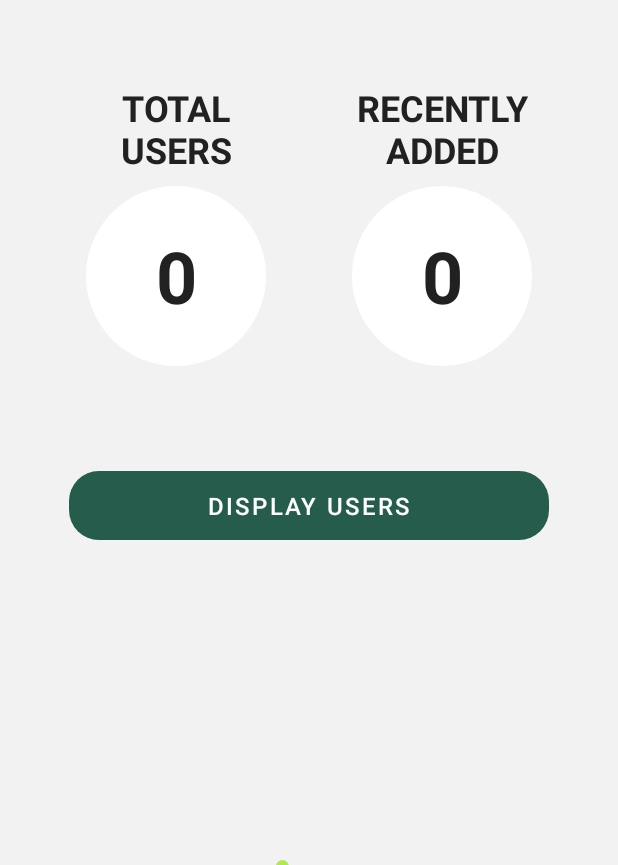
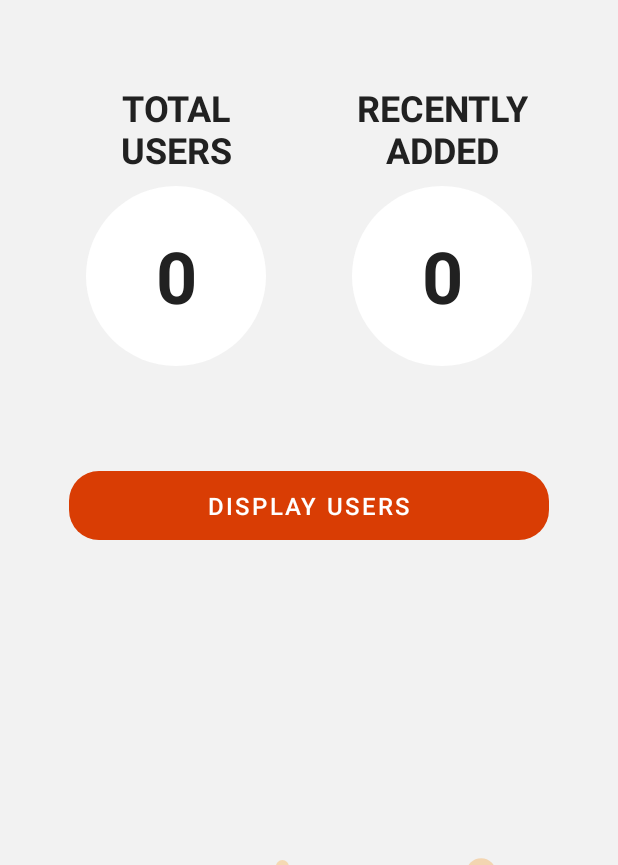
Before and after one commit to DavidZvonaruv5/AndroidApp, an Android app: the screen it shows after launch (MainActivity), on a phone screen of 412 x 824 dp, the part 371-1236 px from its top. Run offline under Robolectric (Android 15) with nearby library versions, the phone set to English and light mode, and no system bars; our stand-ins replace Room's generated code.

```diff
--- a/app/src/main/java/com/example/hometask/ui/DataFlowAnimationView.java
+++ b/app/src/main/java/com/example/hometask/ui/DataFlowAnimationView.java
@@ -20,6 +20,7 @@ import java.util.Random;
  */
 public class DataFlowAnimationView extends View {
 
+    private static final int BASE_COLOR = 0xFFF28705;
     private List<Particle> particles;
     private Paint paint;
     private Random random;
@@ -77,9 +78,15 @@ public class DataFlowAnimationView extends View {
         float y = height + random.nextFloat() * height; // Start below the screen
         float speed = 2f + random.nextFloat() * 2f;
         float size = 5f + random.nextFloat() * 10f;
-        // Generate shades of green
-        int color = Color.argb(150 + random.nextInt(105),
-                100 + random.nextInt(55), 200 + random.nextInt(55), 0);
+
+        // Generate shades of orange with lower opacity
+        int shade = random.nextInt(50) - 25; // Range: -25 to 24
+        int r = Math.max(0, Math.min(255, Color.red(BASE_COLOR) + shade));
+        int g = Math.max(0, Math.min(255, Color.green(BASE_COLOR) + shade));
+        int b = Math.max(0, Math.min(255, Color.blue(BASE_COLOR) + shade));
+        int alpha = 50 + random.nextInt(100); // Range: 50 to 149 (lower opacity)
+        int color = Color.argb(alpha, r, g, b);
+
         return new Particle(x, y, speed, size, color);
     }
 
--- a/app/src/main/java/com/example/hometask/viewmodel/UserListViewModel.java
+++ b/app/src/main/java/com/example/hometask/viewmodel/UserListViewModel.java
@@ -52,8 +52,8 @@ public class UserListViewModel extends AndroidViewModel {
      * Loads the list of users from the database.
      */
     public void loadUsers() {
-        isLoading.postValue(true);
-        userRepository.getUsersFromDatabase(new UserRepository.RepositoryCallback<>() {
+        isLoading.setValue(true);
+        userRepository.getUsersFromDatabase(new UserRepository.RepositoryCallback<List<User>>() {
             @Override
             public void onSuccess(List<User> result) {
                 users.postValue(result);
--- a/app/src/main/res/layout/activity_user_list.xml
+++ b/app/src/main/res/layout/activity_user_list.xml
@@ -51,6 +51,7 @@
 
     </com.google.android.material.textfield.TextInputLayout>
 
+
     <Spinner
         android:id="@+id/sortSpinner"
         style="@style/AppSpinner"
@@ -59,7 +60,7 @@
         android:layout_margin="@dimen/medium_margin"
         android:layout_marginTop="16dp"
         app:layout_constraintEnd_toEndOf="parent"
-        app:layout_constraintHorizontal_bias="0.028"
+        app:layout_constraintHorizontal_bias="0.051"
         app:layout_constraintStart_toStartOf="parent"
         app:layout_constraintTop_toBottomOf="@id/searchInputLayout"
         app:layout_constraintWidth_max="@dimen/max_input_width" />
--- a/app/src/main/res/values/colors.xml
+++ b/app/src/main/res/values/colors.xml
@@ -17,7 +17,8 @@
     <color name="white">#FFFFFFFF</color>
     <color name="text_primary">#000000</color>
     <color name="text_hint">#757575</color>
-    <color name="primary">#265C4B</color>
+    <color name="primary">#d93d04</color>
+    <color name="primaryEdit">#4CAF50</color>
     <color name="primary_dark">#1A3F33</color>
     <color name="primary_text">#212121</color>
     <color name="secondary_text">#757575</color>
```
Also changed, not shown: app/src/main/java/com/example/hometask/ui/UserDetailActivity.java (+8 -4 lines), app/src/main/java/com/example/hometask/ui/UserListActivity.java (+6 -3 lines), app/src/main/res/drawable/search_input_background.xml (added, +9 -0 lines), app/src/main/res/layout/activity_user_detail.xml (+5 -4 lines), app/src/main/res/values/styles.xml (+19 -9 lines).
